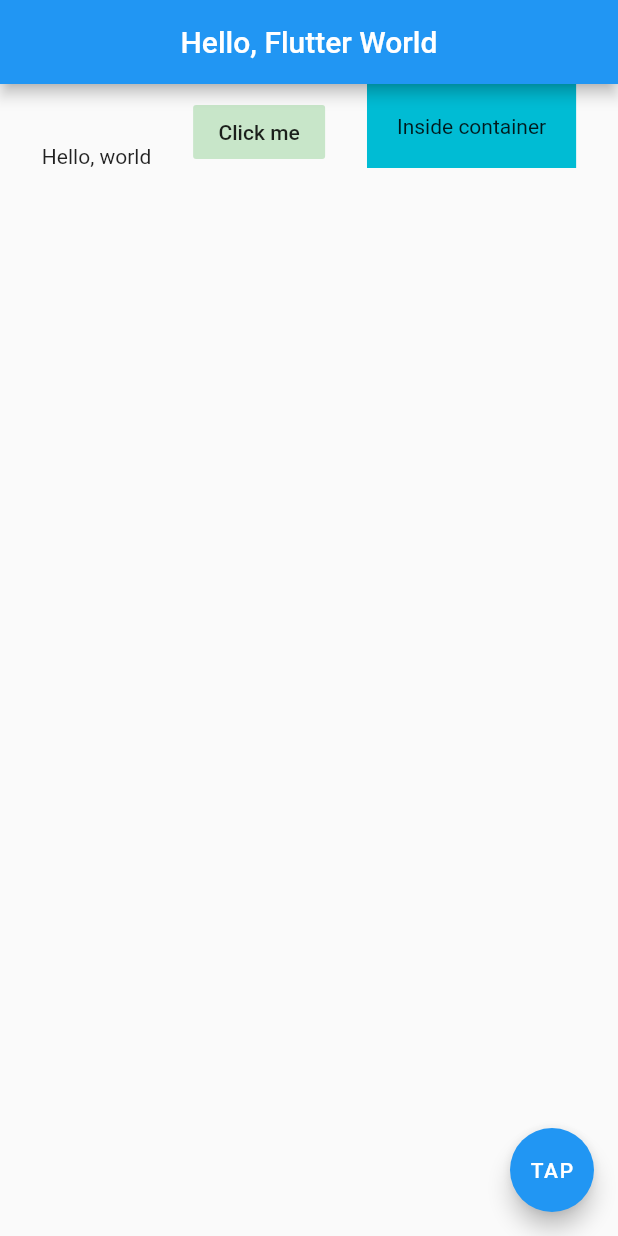
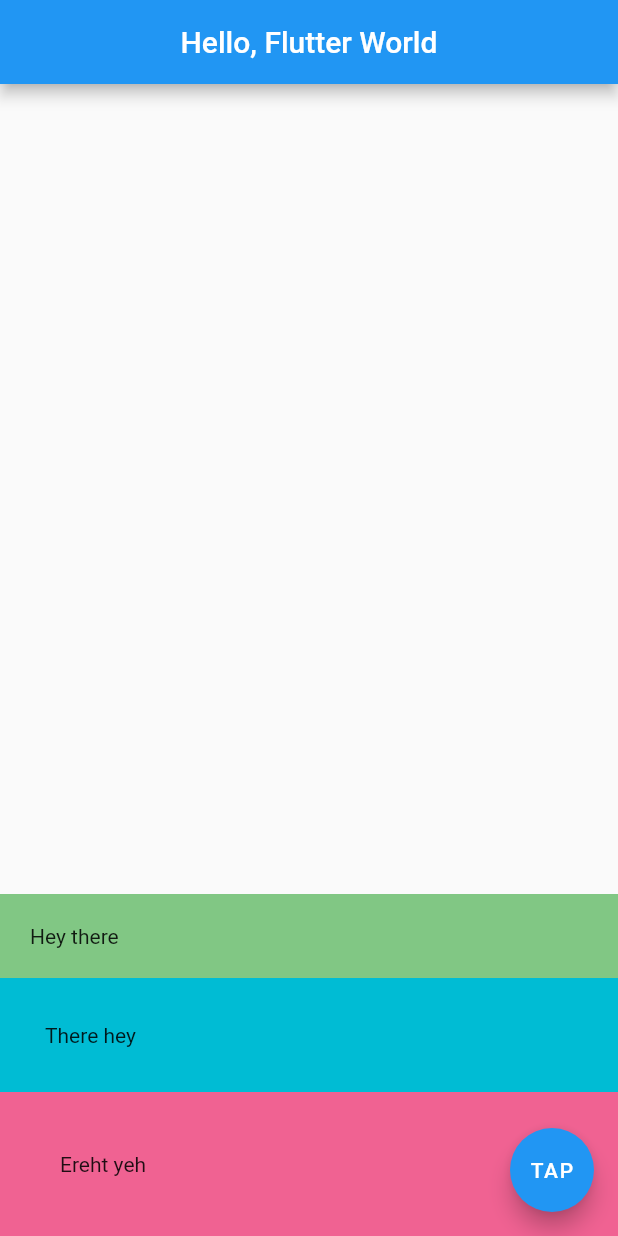
Before and after one commit to casa98/Flutter-Intro, a Flutter app: the screen it shows after launch, on a phone screen of 412 x 824 dp. Run offline on Flutter 3.47's test engine with Material 2 defaults, Android fonts, the phone set to English and light mode, and no system bars.

Commit message:
Working with Columns

```diff
--- a/lib/main.dart
+++ b/lib/main.dart
@@ -17,20 +17,25 @@ class MyApp extends StatelessWidget {
           ),
           centerTitle: true,
         ),
-        body: Row(
-          mainAxisAlignment: MainAxisAlignment.spaceEvenly,
-          crossAxisAlignment: CrossAxisAlignment.end,
+        body: Column(
+          mainAxisAlignment: MainAxisAlignment.end,
+          // To take the full space
+          crossAxisAlignment: CrossAxisAlignment.stretch,
           children: [
-            Text('Hello, world'),
-            FlatButton(
-              onPressed: () {},
-              color: Colors.green[100],
-              child: Text('Click me'),
+            Container(
+              padding: EdgeInsets.all(20),
+              color: Colors.green[300],
+              child: Text('Hey there'),
             ),
             Container(
+              padding: EdgeInsets.all(30),
               color: Colors.cyan,
-              padding: EdgeInsets.all(20),
-              child: Text('Inside container'),
+              child: Text('There hey'),
+            ),
+            Container(
+              padding: EdgeInsets.all(40),
+              color: Colors.pink[300],
+              child: Text('Ereht yeh'),
             ),
           ],
         ),
```
